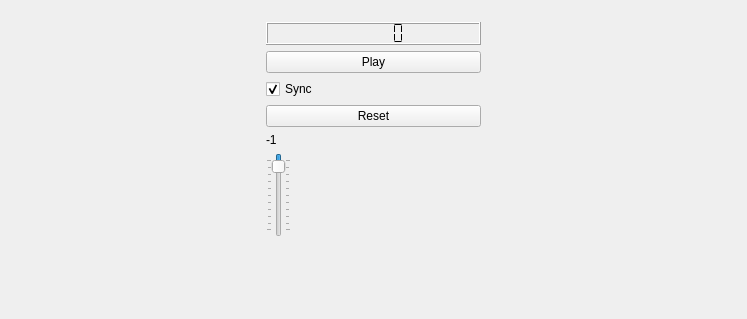
First picture: the form in mainwindow.ui, repository anisart/italian, before the edit.
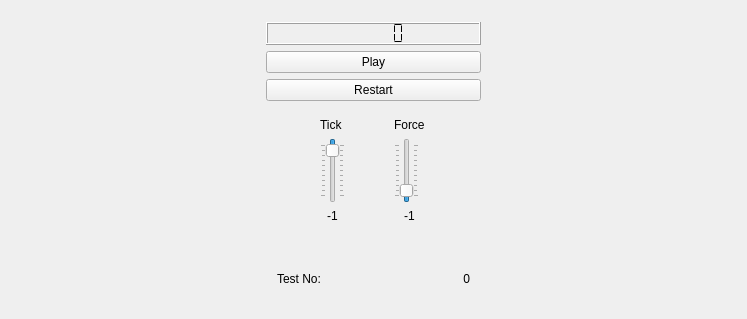
Second picture: the form after the edit. Custom widgets are drawn as their Qt base class.

Commit message: all right :) interface changes

```diff
--- a/mainwindow.ui
+++ b/mainwindow.ui
@@ -44,20 +44,10 @@
          </property>
         </widget>
        </item>
-       <item>
-        <widget class="QCheckBox" name="syncBox">
-         <property name="text">
-          <string>Sync</string>
-         </property>
-         <property name="checked">
-          <bool>true</bool>
-         </property>
-        </widget>
-       </item>
        <item>
         <widget class="QPushButton" name="resetBtn">
          <property name="text">
-          <string>Reset</string>
+          <string>Restart</string>
          </property>
          <property name="checkable">
           <bool>false</bool>
@@ -68,14 +58,10 @@
         </widget>
        </item>
        <item>
-        <widget class="QLabel" name="countLbl">
-         <property name="text">
-          <string>-1</string>
-         </property>
-        </widget>
-       </item>
-       <item>
-        <widget class="QSlider" name="speedSld">
+        <widget class="QWidget" name="widget_2" native="true">
+         <layout class="QGridLayout" name="gridLayout">
+          <item row="1" column="0">
+           <widget class="QSlider" name="tickSld">
          <property name="sizePolicy">
           <sizepolicy hsizetype="Fixed" vsizetype="Maximum">
            <horstretch>0</horstretch>
@@ -105,6 +91,65 @@
          </property>
         </widget>
        </item>
+          <item row="2" column="1">
+           <widget class="QLabel" name="forceLbl">
+            <property name="text">
+             <string>-1</string>
+            </property>
+            <property name="alignment">
+             <set>Qt::AlignCenter</set>
+            </property>
+           </widget>
+          </item>
+          <item row="0" column="1">
+           <widget class="QLabel" name="label_4">
+            <property name="text">
+             <string>Force</string>
+            </property>
+           </widget>
+          </item>
+          <item row="2" column="0">
+           <widget class="QLabel" name="tickLbl">
+            <property name="text">
+             <string>-1</string>
+            </property>
+            <property name="alignment">
+             <set>Qt::AlignCenter</set>
+            </property>
+           </widget>
+          </item>
+          <item row="0" column="0">
+           <widget class="QLabel" name="label_3">
+            <property name="text">
+             <string>Tick</string>
+            </property>
+           </widget>
+          </item>
+          <item row="1" column="1">
+           <widget class="QSlider" name="forceSld">
+            <property name="sizePolicy">
+             <sizepolicy hsizetype="Fixed" vsizetype="Maximum">
+              <horstretch>0</horstretch>
+              <verstretch>0</verstretch>
+             </sizepolicy>
+            </property>
+            <property name="value">
+             <number>10</number>
+            </property>
+            <property name="tracking">
+             <bool>true</bool>
+            </property>
+            <property name="orientation">
+             <enum>Qt::Vertical</enum>
+            </property>
+            <property name="tickPosition">
+             <enum>QSlider::TicksBothSides</enum>
+            </property>
+           </widget>
+          </item>
+         </layout>
+        </widget>
+       </item>
        <item>
         <spacer name="verticalSpacer">
          <property name="orientation">
@@ -118,6 +163,29 @@
          </property>
         </spacer>
        </item>
+       <item>
+        <widget class="QWidget" name="widget_3" native="true">
+         <layout class="QHBoxLayout" name="horizontalLayout_2">
+          <item>
+           <widget class="QLabel" name="label_2">
+            <property name="text">
+             <string>Test No:</string>
+            </property>
+           </widget>
+          </item>
+          <item>
+           <widget class="QLabel" name="countLbl">
+            <property name="text">
+             <string>0</string>
+            </property>
+            <property name="alignment">
+             <set>Qt::AlignRight|Qt::AlignTrailing|Qt::AlignVCenter</set>
+            </property>
+           </widget>
+          </item>
+         </layout>
+        </widget>
+       </item>
       </layout>
      </widget>
     </item>
```
Lines whose indentation alone changed are shown as unchanged. The commit also changes 2 other files.
